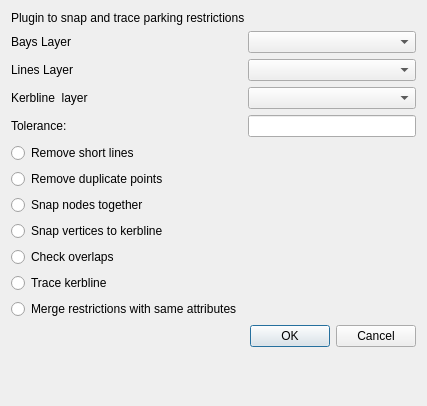
Above: TOMs_Snap_Trace_dialog_base.ui from tlh22/TOMsSnapTrace before the change. Below: the same form after it.
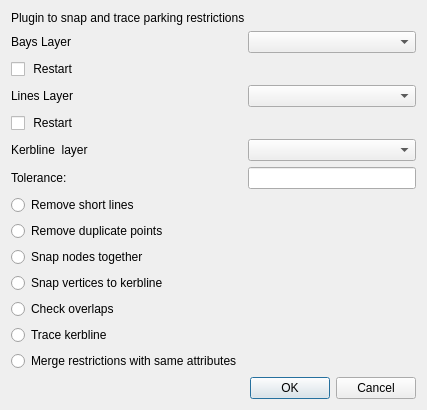
That is the form after the change. Custom widgets are drawn as their Qt base class.

What changed in the file:
```diff
--- a/TOMs_Snap_Trace_dialog_base.ui
+++ b/TOMs_Snap_Trace_dialog_base.ui
@@ -141,6 +141,20 @@
      </property>
     </widget>
    </item>
+   <item row="3" column="0">
+    <widget class="QCheckBox" name="cb_restart_bays">
+     <property name="text">
+      <string> Restart</string>
+     </property>
+    </widget>
+   </item>
+   <item row="5" column="0">
+    <widget class="QCheckBox" name="cb_restart_lines">
+     <property name="text">
+      <string> Restart</string>
+     </property>
+    </widget>
+   </item>
   </layout>
  </widget>
  <customwidgets>
```
